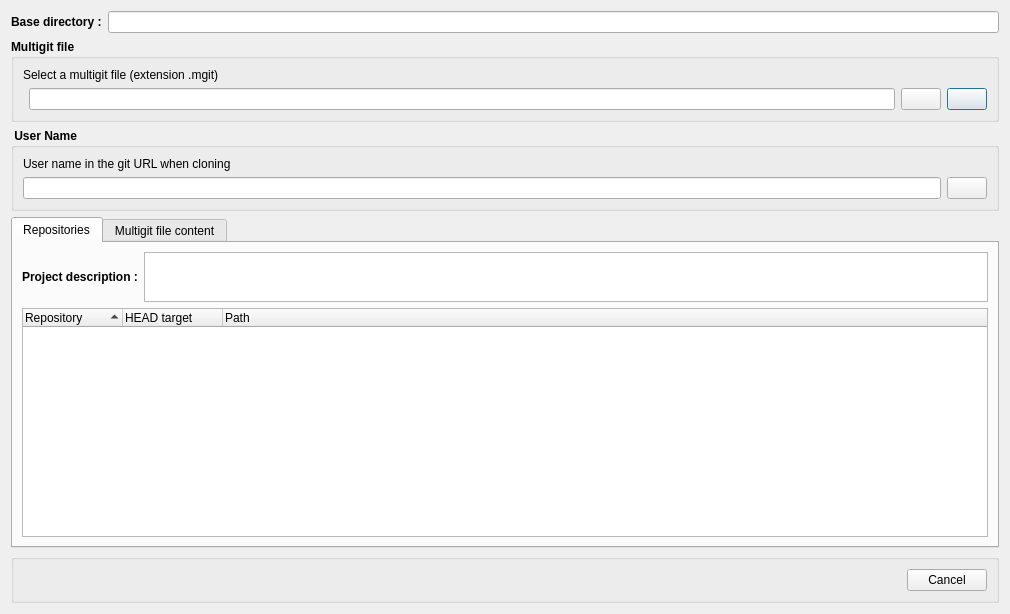
Before: the Qt Designer form src/gui/ui_apply_mgit_file.ui in idemia/multigit, drawn with Qt 5.
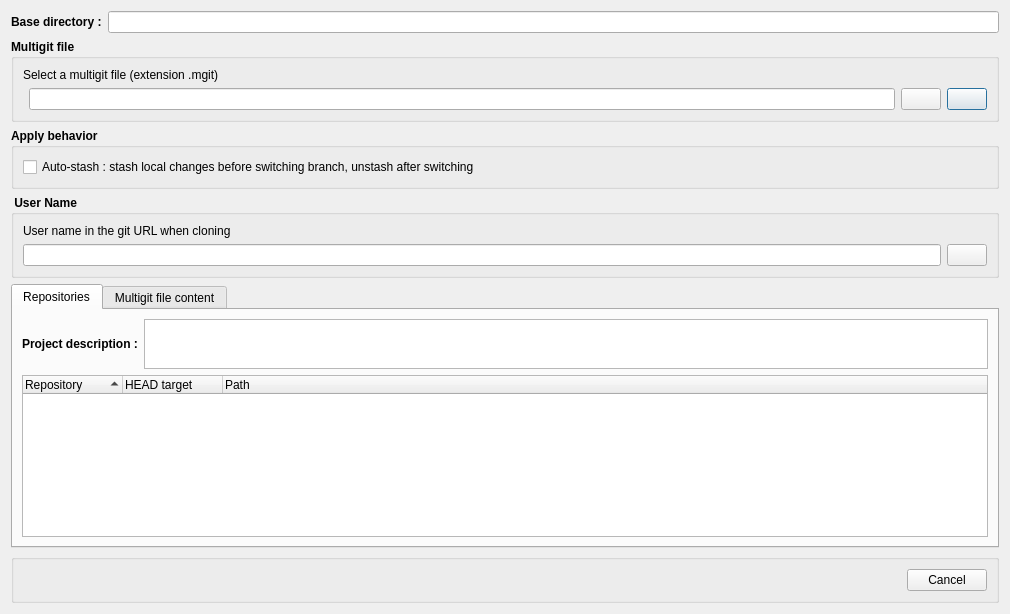
After: the same form once the commit is applied. Icons and pictures are not drawn. Custom widgets are drawn as their Qt base class.

Commit message: More common code between git clone and git apply mgit file

What changed in the file:
```diff
--- a/src/gui/ui_apply_mgit_file.ui
+++ b/src/gui/ui_apply_mgit_file.ui
@@ -152,6 +152,41 @@
      </layout>
     </widget>
    </item>
+   <item>
+    <widget class="QGroupBox" name="groupBox_2">
+     <property name="font">
+      <font>
+       <bold>true</bold>
+      </font>
+     </property>
+     <property name="title">
+      <string>Apply behavior</string>
+     </property>
+     <layout class="QVBoxLayout" name="verticalLayout_5">
+      <item>
+       <widget class="QCheckBox" name="checkBoxAutoStash">
+        <property name="sizePolicy">
+         <sizepolicy hsizetype="Expanding" vsizetype="Fixed">
+          <horstretch>3</horstretch>
+          <verstretch>0</verstretch>
+         </sizepolicy>
+        </property>
+        <property name="font">
+         <font>
+          <bold>false</bold>
+         </font>
+        </property>
+        <property name="toolTip">
+         <string notr="true"/>
+        </property>
+        <property name="text">
+         <string>Auto-stash : stash local changes before switching branch, unstash after switching</string>
+        </property>
+       </widget>
+      </item>
+     </layout>
+    </widget>
+   </item>
    <item>
     <widget class="QGroupBox" name="groupBox_4">
      <property name="font">
```
The commit also changes 7 other files.
